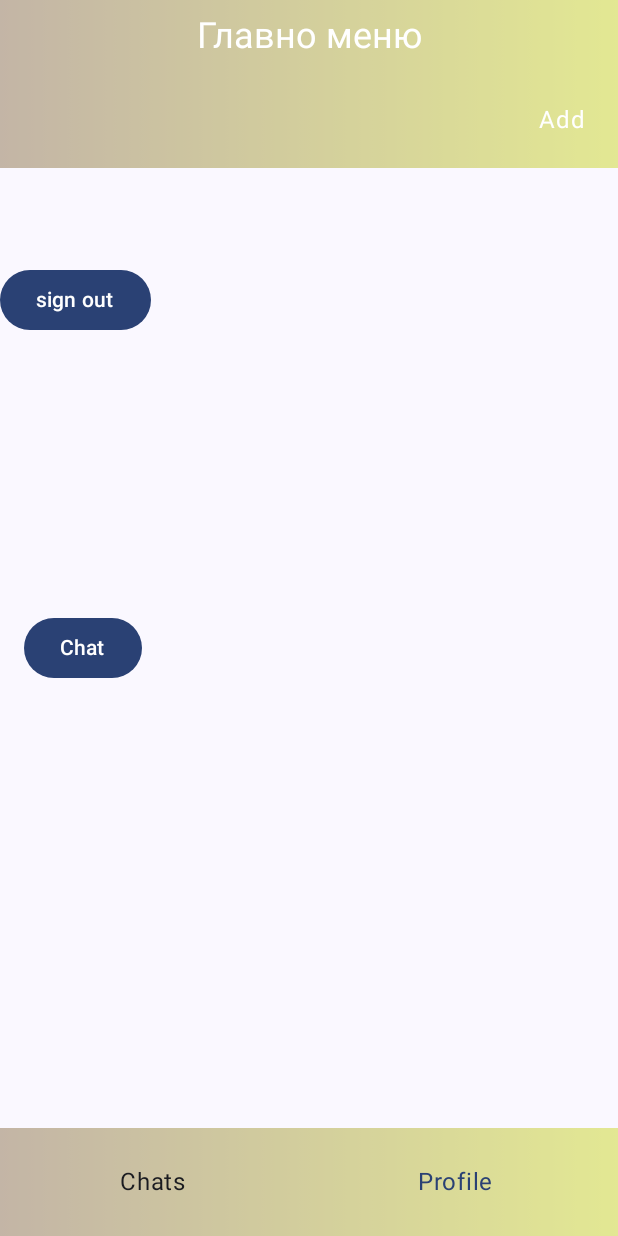
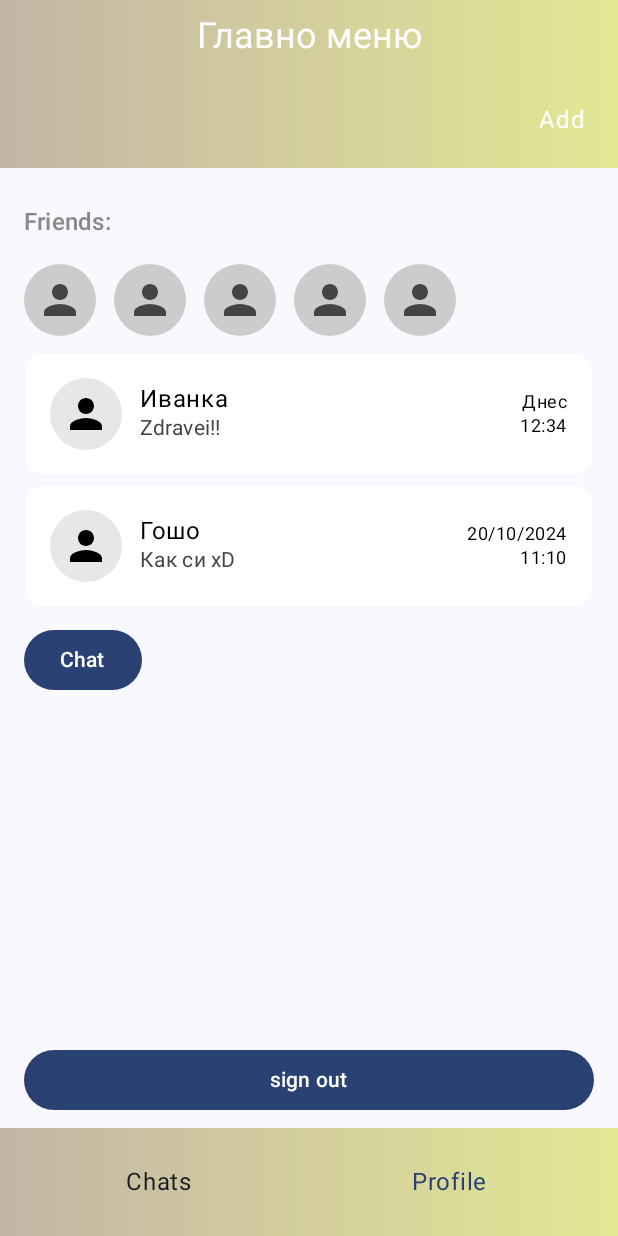
Before and after one commit to nikiwe11/PMUProject, an Android app built with Jetpack Compose: the MainMenuScreen screen opened through its navigation route, on a phone screen of 412 x 824 dp. Run offline under Robolectric (Android 15) with nearby library versions, the phone set to English and light mode, and no system bars; our stand-ins replace Dagger/Hilt's generated code, Firebase (no records; nobody signed in at launch, a user with empty details on screens opened directly).

Commit message:
Even More Commits For UI

```diff
--- /dev/null
+++ b/app/src/main/java/com/example/chatapp/elements/ChatItem.kt
@@ -0,0 +1,99 @@
+package com.example.chatapp.elements
+
+import androidx.compose.foundation.background
+import androidx.compose.foundation.clickable
+import androidx.compose.foundation.layout.Arrangement
+import androidx.compose.foundation.layout.Column
+import androidx.compose.foundation.layout.PaddingValues
+import androidx.compose.foundation.layout.Row
+import androidx.compose.foundation.layout.Spacer
+import androidx.compose.foundation.layout.fillMaxWidth
+import androidx.compose.foundation.layout.heightIn
+import androidx.compose.foundation.layout.padding
+import androidx.compose.foundation.layout.size
+import androidx.compose.foundation.layout.width
+import androidx.compose.foundation.shape.CircleShape
+import androidx.compose.foundation.shape.RoundedCornerShape
+import androidx.compose.material3.Button
+import androidx.compose.material3.ButtonDefaults
+import androidx.compose.material3.Icon
+import androidx.compose.material3.MaterialTheme
+import androidx.compose.material3.Text
+import androidx.compose.runtime.Composable
+import androidx.compose.ui.Alignment
+import androidx.compose.ui.Modifier
+import androidx.compose.ui.draw.clip
+import androidx.compose.ui.graphics.Color
+import androidx.compose.ui.graphics.vector.ImageVector
+import androidx.compose.ui.unit.dp
+
+@Composable
+fun ChatItem(
+    profileIcon: ImageVector,
+    name: String,
+    lastMessage: String,
+    date: String,
+    time: String,
+    onClick: () -> Unit
+) {
+    Button(
+        onClick = onClick,
+        modifier = Modifier
+            .fillMaxWidth()
+            .heightIn(min = 70.dp)
+            .padding(horizontal = 1.dp, vertical = 4.dp),
+        colors = ButtonDefaults.buttonColors(
+            containerColor = Color.White
+        ),
+        shape = RoundedCornerShape(12.dp),
+        contentPadding = PaddingValues(16.dp)
+    ) {
+        Row(
+            modifier = Modifier.fillMaxWidth(),
+            verticalAlignment = Alignment.CenterVertically,
+            horizontalArrangement = Arrangement.SpaceBetween
+        ) {
+            // Profile Icon
+            Icon(
+                imageVector = profileIcon,
+                contentDescription = null,
+                modifier = Modifier
+                    .size(48.dp)
+                    .clip(CircleShape)
+                    .background(Color.Gray.copy(alpha = 0.2f))
+                    .padding(8.dp),
+                tint = Color.Unspecified
+            )
+
+            Spacer(modifier = Modifier.width(12.dp))
+
+            // Name and Message
+            Column(
+                modifier = Modifier.weight(1f)
+            ) {
+                Text(
+                    text = name,
+                    style = MaterialTheme.typography.bodyLarge.copy(color = Color.Black)
+                )
+                Text(
+                    text = lastMessage,
+                    style = MaterialTheme.typography.bodyMedium.copy(color = Color.DarkGray)
+                )
+            }
+
+            // Date and Time
+            Column(
+                horizontalAlignment = Alignment.End
+            ) {
+                Text(
+                    text = date,
+                    style = MaterialTheme.typography.bodySmall.copy(color = Color.Black)
+                )
+                Text(
+                    text = time,
+                    style = MaterialTheme.typography.bodySmall.copy(color = Color.Black)
+                )
+            }
+        }
+    }
+}
--- a/app/src/main/java/com/example/chatapp/screens/MainMenuScreen.kt
+++ b/app/src/main/java/com/example/chatapp/screens/MainMenuScreen.kt
@@ -1,6 +1,7 @@
 package com.example.chatapp.screens
 
 import CustomBottomBar
+import androidx.compose.foundation.background
 
 import androidx.compose.foundation.layout.Arrangement
 import androidx.compose.foundation.layout.Box
@@ -9,11 +10,17 @@ import androidx.compose.foundation.layout.Row
 import androidx.compose.foundation.layout.Spacer
 import androidx.compose.foundation.layout.fillMaxSize
 import androidx.compose.foundation.layout.fillMaxWidth
+import androidx.compose.foundation.layout.height
 import androidx.compose.foundation.layout.padding
+import androidx.compose.foundation.layout.size
 import androidx.compose.foundation.layout.width
+import androidx.compose.foundation.shape.CircleShape
 import androidx.compose.foundation.shape.RoundedCornerShape
+import androidx.compose.material.icons.Icons
+import androidx.compose.material.icons.filled.Person
 import androidx.compose.material3.Button
 import androidx.compose.material3.ButtonDefaults
+import androidx.compose.material3.Icon
 import androidx.compose.material3.MaterialTheme
 import androidx.compose.material3.Scaffold
 import androidx.compose.material3.Text
@@ -28,6 +35,7 @@ import androidx.compose.ui.graphics.Color
 import androidx.compose.ui.text.style.TextAlign
 import androidx.compose.ui.unit.dp
 import androidx.hilt.navigation.compose.hiltViewModel
+import com.example.chatapp.elements.ChatItem
 import com.example.chatapp.general.Constants
 import com.example.chatapp.general.TransparentSurfaceWithGradient
 import com.example.chatapp.general.selectFromTheme
@@ -38,23 +46,14 @@ fun MainMenuScreen(
     viewModel: MainMenuViewModel = hiltViewModel(),
     navigateToLogin: () -> Unit,
     navigateToAddFriend: () -> Unit,
-    navigateToChat:() -> Unit,
-    navigateToProfile:()-> Unit
+    navigateToChat: () -> Unit,
+    navigateToProfile: () -> Unit
 ) {
     val uiState by viewModel.uiState.collectAsState()
     if (!uiState.userIsLogged) {
         navigateToLogin()
     }
-    Column(
 
-        verticalArrangement = Arrangement.Bottom
-    ) {
-
-//        Row() {
-//
-//            // TODO: trqa se premesti sign out
-//            Button(onClick = { viewModel.signOut() }) { Text("sign out") }
-//            Button(onClick = { navigateToAddFriend() }) { Text("AddFriend") }
     Scaffold(
         topBar = {
             TransparentSurfaceWithGradient(
@@ -74,11 +73,12 @@ fun MainMenuScreen(
                     verticalAlignment = Alignment.CenterVertically,
                     horizontalArrangement = Arrangement.SpaceBetween
                 ) {
+
+
                     // Left side (empty for now or add back button if needed)
                     Spacer(modifier = Modifier.width(48.dp))
 
                     // Center title
-
 
                     // Right side - Add button
                     TextButton(
@@ -98,7 +98,9 @@ fun MainMenuScreen(
         bottomBar = {
             CustomBottomBar {
                 Row(
-                        modifier = Modifier.fillMaxWidth(),
+                    modifier = Modifier
+                        .fillMaxWidth()
+                        .padding(8.dp),
                     horizontalArrangement = Arrangement.SpaceEvenly,
                     verticalAlignment = Alignment.CenterVertically
                 ) {
@@ -107,8 +109,7 @@ fun MainMenuScreen(
                         text = "Chats",
                         modifier = Modifier.padding(horizontal = 16.dp),
                         style = MaterialTheme.typography.bodyLarge,
-                            textAlign = TextAlign.Center,
-
+                        textAlign = TextAlign.Center
                     )
                     Spacer(modifier = Modifier.width(8.dp))
                     // TODO: да се добави иконка за профил, било то дефалтна или избрана от човека
@@ -119,7 +120,6 @@ fun MainMenuScreen(
                             textAlign = TextAlign.Center,
                             style = MaterialTheme.typography.bodyLarge
                         )
-
                     }
                 }
             }
@@ -130,26 +130,84 @@ fun MainMenuScreen(
                 .fillMaxSize()
                 .padding(innerPadding)
         ) {
+            Column(
+                modifier = Modifier
+                    .fillMaxSize()
+                    .padding(horizontal = 16.dp)
+            ) {
+                Spacer(modifier = Modifier.height(16.dp))
+
+                // Friends label
+                Text(
+                    text = "Friends:",
+                    style = MaterialTheme.typography.titleMedium,
+                    color = Color.Gray,
+                    modifier = Modifier.padding(vertical = 8.dp)
+                )
+
+                // Icons row
+                Row(
+                    modifier = Modifier
+                        .fillMaxWidth()
+                        .padding(vertical = 8.dp),
+                    horizontalArrangement = Arrangement.spacedBy(12.dp)
+                ) {
+                    repeat(5) {
+                        Icon(
+                            imageVector = Icons.Default.Person,
+                            contentDescription = "Friend $it",
+                            tint = Color.DarkGray,
+                            modifier = Modifier
+                                .size(48.dp)
+                                .background(Color.LightGray, CircleShape)
+                                .padding(8.dp)
+                        )
+                    }
+                }
+
+                // TODO: кат се направят чатовете да се използва за да те изпрати към тях
+                ChatItem(
+                    profileIcon = Icons.Default.Person,
+                    name = "Иванка",
+                    lastMessage = "Zdravei!!",
+                    date = "Днес",
+                    time = "12:34",
+                    onClick = { navigateToChat() }
+                )
+
+                ChatItem(
+                    profileIcon = Icons.Default.Person,
+                    name = "Гошо",
+                    lastMessage = "Как си xD",
+                    date = "20/10/2024",
+                    time = "11:10",
+                    onClick = { navigateToChat() }
+                )
+
                 // TODO: кат се направят чатовете да се използва за да те изпрати към тях
                 Button(
                     onClick = { navigateToChat() },
                     modifier = Modifier
-                        .align(Alignment.CenterStart)
-                        .padding(start = 16.dp)
+                        .align(Alignment.Start)
+                        .padding(top = 8.dp)
                 ) {
                     Text("Chat")
                 }
-                Column(
-                    modifier = Modifier
-                        .fillMaxSize()
-                        .padding(innerPadding)
-                ) {
+
+                Spacer(modifier = Modifier.weight(1f))
+
                 Row(
                     horizontalArrangement = Arrangement.Start,
-                        verticalAlignment = Alignment.CenterVertically
+                    verticalAlignment = Alignment.CenterVertically,
+                    modifier = Modifier.fillMaxWidth()
                 ) {
                     // TODO: trqa se mahne sign out butona i da ide na ProfileScreen
-                        Button(onClick = { viewModel.signOut() }) {
+                    Button(
+                        onClick = { viewModel.signOut() },
+                        modifier = Modifier
+                            .fillMaxWidth()
+                            .padding(vertical = 8.dp)
+                    ) {
                         Text("sign out")
                     }
                 }
@@ -157,4 +215,3 @@ fun MainMenuScreen(
         }
     }
 }
-}
```
Lines whose indentation alone changed are shown as unchanged.
